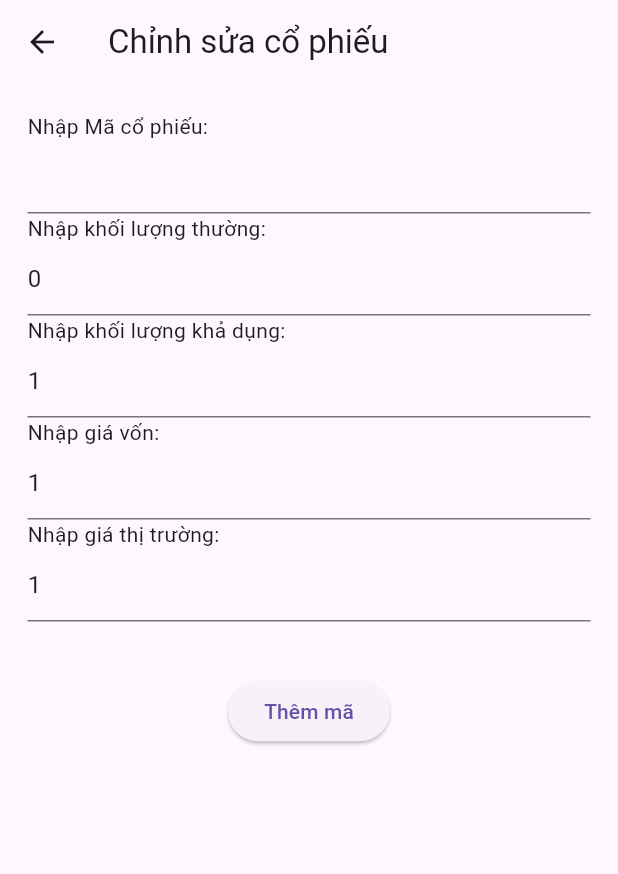
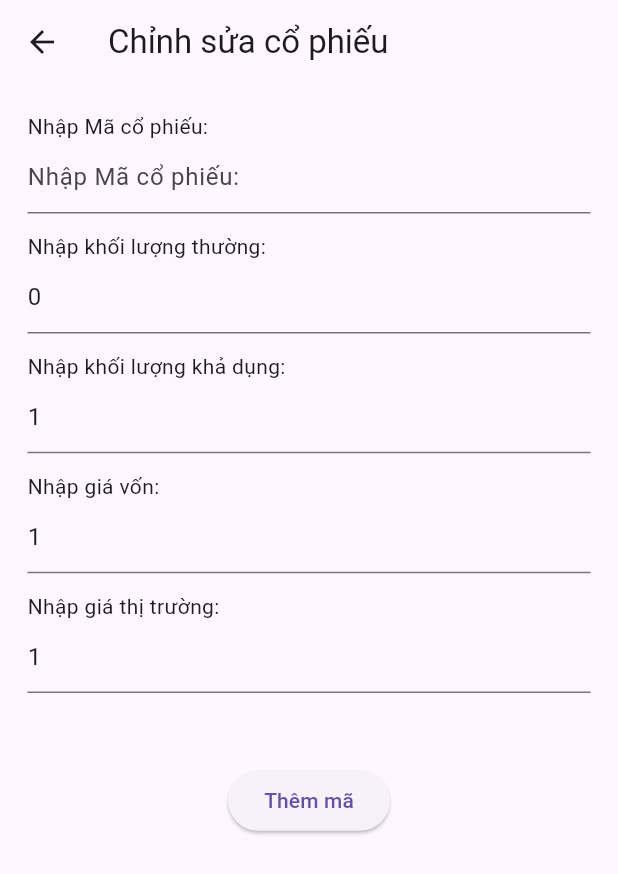
Before and after one commit to ALexDangCoder/Fake_Stock, a Flutter app: the EditStockScreen screen opened directly, on a phone screen of 412 x 824 dp. Shown: the top 874 px of the screen. Run offline on Flutter 3.47's test engine with Material 3 defaults, Android fonts, the phone set to English and light mode, and no system bars; our stand-ins replace bloc, dotted_line, equatable, flutter_bloc, flutter_screenutil.

Commit message:
final app

```diff
--- a/lib/bloc/stock_bloc.dart
+++ b/lib/bloc/stock_bloc.dart
@@ -57,5 +57,9 @@ class StockBloc extends Bloc<StockEvent, StockState> {
         isHideMoney: !state.isHideMoney,
       ));
     });
+
+    on<ResetAllStockEvent>((event, emit) {
+      emit(const StockState());
+    });
   }
 }
--- a/lib/bloc/stock_event.dart
+++ b/lib/bloc/stock_event.dart
@@ -58,3 +58,10 @@ class HideMoneyEvent extends StockEvent {
   @override
   List<Object?> get props => [];
 }
+
+class ResetAllStockEvent extends StockEvent {
+  const ResetAllStockEvent();
+
+  @override
+  List<Object?> get props => [];
+}
--- a/lib/edit_stock_screen.dart
+++ b/lib/edit_stock_screen.dart
@@ -47,32 +47,33 @@ class EditStockScreenState extends State<EditStockScreen> {
 
   @override
   Widget build(BuildContext context) {
-    return SafeArea(
-      child: Scaffold(
-        appBar: AppBar(title: const Text('Chỉnh sửa cổ phiếu')),
-        body: Padding(
+    return Scaffold(
+      resizeToAvoidBottomInset: false,
+      appBar: AppBar(title: const Text('Chỉnh sửa cổ phiếu')),
+      body: SingleChildScrollView(
+        child: Padding(
           padding: EdgeInsets.all(16.r),
           child: Column(
             crossAxisAlignment: CrossAxisAlignment.start,
             children: [
-              const Text('Nhập Mã cổ phiếu:'),
-              TextField(
+              _textField(
+                title: 'Nhập Mã cổ phiếu:',
                 controller: nameController,
               ),
-              const Text('Nhập khối lượng thường:'),
-              TextField(
+              _textField(
+                title: 'Nhập khối lượng thường:',
                 controller: volumeNormalController,
               ),
-              const Text('Nhập khối lượng khả dụng:'),
-              TextField(
+              _textField(
+                title: 'Nhập khối lượng khả dụng:',
                 controller: volumeUseableController,
               ),
-              const Text('Nhập giá vốn:'),
-              TextField(
+              _textField(
+                title: 'Nhập giá vốn:',
                 controller: capitalPriceController,
               ),
-              const Text('Nhập giá thị trường:'),
-              TextField(
+              _textField(
+                title: 'Nhập giá thị trường:',
                 controller: marketPriceController,
               ),
               30.verticalSpace,
@@ -110,4 +111,23 @@ class EditStockScreenState extends State<EditStockScreen> {
       index: widget.index,
     ));
   }
+
+  Widget _textField({
+    required String title,
+    required TextEditingController controller,
+  }) =>
+      Column(
+        crossAxisAlignment: CrossAxisAlignment.start,
+        mainAxisSize: MainAxisSize.min,
+        children: [
+          Text(title),
+          TextField(
+            decoration: InputDecoration(
+              hintText: title,
+            ),
+            controller: controller,
+          ),
+          10.verticalSpace,
+        ],
+      );
 }
--- a/lib/widget/stock_widget.dart
+++ b/lib/widget/stock_widget.dart
@@ -25,7 +25,7 @@ class StockWidget extends StatelessWidget {
     return cartBorderWidget(
       child: Container(
         padding: EdgeInsets.all(5.r).copyWith(left: 6.w, right: 6.w),
-        width: MediaQuery.of(context).size.width * 0.5 - (16.h + 7.h),
+        width: MediaQuery.of(context).size.width * 0.5 - (15.w + 7.w),
         child: Column(
           mainAxisSize: MainAxisSize.min,
           children: [
--- a/lib/widget/stock_widget_2.dart
+++ b/lib/widget/stock_widget_2.dart
@@ -18,10 +18,11 @@ class StockWidget2 extends StatelessWidget {
   Widget build(BuildContext context) {
     return cartBorderWidget(
       child: Container(
+        constraints: BoxConstraints(
+          maxWidth: MediaQuery.of(context).size.width * 0.5 - (15.w),
+        ),
         padding: EdgeInsets.all(5.r).copyWith(left: 6.w, right: 6.w),
-        width: MediaQuery.of(context).size.width * 0.5 - (11.5.w),
         child: Column(
-          mainAxisSize: MainAxisSize.min,
           children: [
             buildRowWidget(
               'KL khác',
--- a/lib/widget/stock_widget_3.dart
+++ b/lib/widget/stock_widget_3.dart
@@ -23,7 +23,7 @@ class StockWidget3 extends StatelessWidget {
         padding: EdgeInsets.symmetric(
           vertical: 5.h,
         ).copyWith(left: 6.w, right: 6.w),
-        width: MediaQuery.of(context).size.width * 0.5 - (11.5.w),
+        width: MediaQuery.of(context).size.width * 0.5 - (15.w),
         child: Column(
           crossAxisAlignment: CrossAxisAlignment.start,
           children: [
```
Also changed, not shown: lib/widget/full_page_content_widget.dart (+21 -11 lines), lib/widget/stock_item.dart (+10 -6 lines), assets/icon_percent.png, 7 other files.
